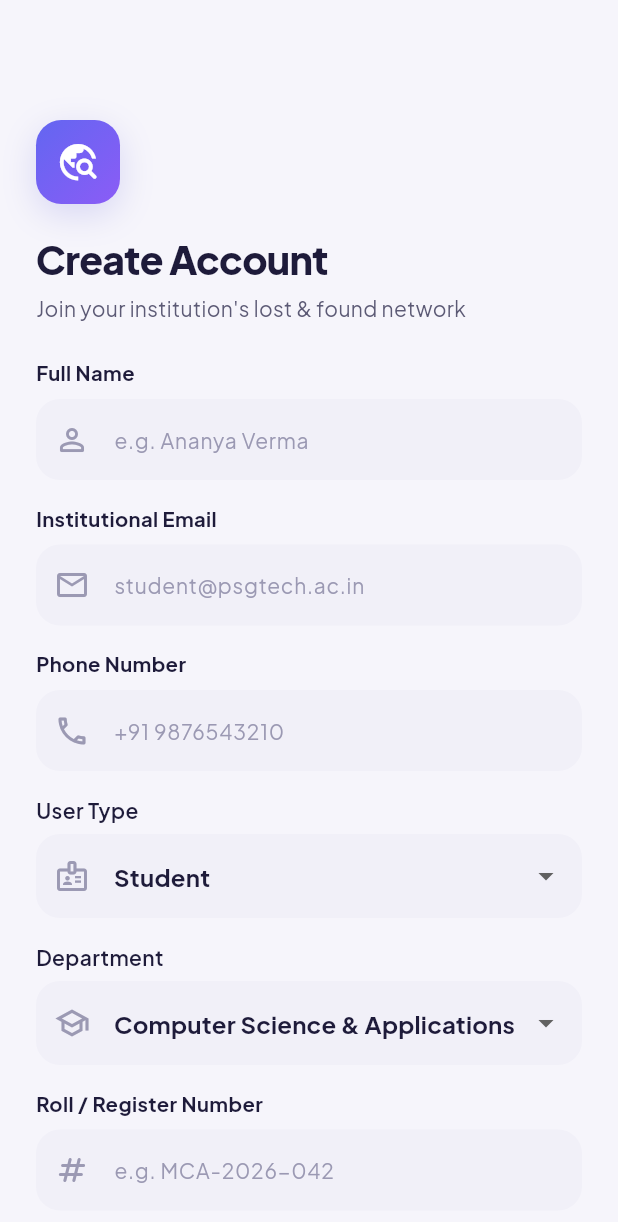
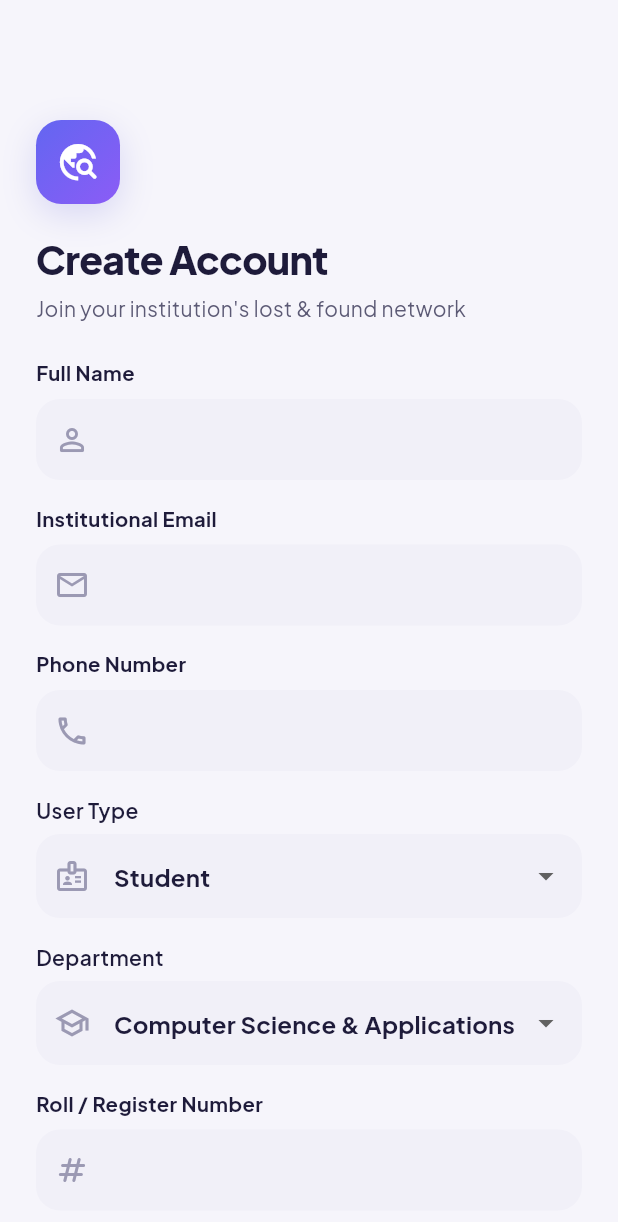
Before and after one commit to ShreeNivetha098/ReClaim, a Flutter app: the RegisterScreen screen opened by its route, on a phone screen of 412 x 824 dp. Shown: the top 1222 px of the screen. Run offline on Flutter 3.47's test engine with Material 3 defaults, Android fonts, the phone set to English and light mode, and no system bars; our stand-ins replace cached_network_image, cloud_firestore, firebase_auth, firebase_core, flutter_local_notifications, flutter_riverpod and 3 more; accounts and stored records are empty.

Commit message:
Remove form placeholders and the match score breakdown
- Sign-up and login fields no longer show example placeholder text.
- Possible matches no longer shows the per-attribute score breakdown;
  only the overall match percentage.
- Tapping a possible match opens the found item's full report, so the
  owner can check it before claiming.

Co-Authored-By: Claude Opus 5.5 <noreply@anthropic.com>

```diff
--- a/lib/features/authentication/presentation/login_screen.dart
+++ b/lib/features/authentication/presentation/login_screen.dart
@@ -100,7 +100,6 @@ class _LoginScreenState extends ConsumerState<LoginScreen> {
                   // Email Field
                   CustomTextField(
                     label: 'Institutional Email',
-                    hint: 'student@psgtech.ac.in',
                     controller: _emailController,
                     keyboardType: TextInputType.emailAddress,
                     prefixIcon: const Icon(Icons.email_outlined),
@@ -123,7 +122,6 @@ class _LoginScreenState extends ConsumerState<LoginScreen> {
                   // Password Field
                   CustomTextField(
                     label: 'Password',
-                    hint: '••••••••',
                     controller: _passwordController,
                     obscureText: _obscurePassword,
                     prefixIcon: const Icon(Icons.lock_outline_rounded),
--- a/lib/features/authentication/presentation/register_screen.dart
+++ b/lib/features/authentication/presentation/register_screen.dart
@@ -242,7 +242,6 @@ class _RegisterScreenState extends ConsumerState<RegisterScreen> {
                 // Full Name
                 CustomTextField(
                   label: 'Full Name',
-                  hint: 'e.g. Ananya Verma',
                   controller: _nameController,
                   prefixIcon: const Icon(Icons.person_outline_rounded),
                   validator: (val) => val == null || val.trim().isEmpty ? 'Please enter your full name' : null,
@@ -252,7 +251,6 @@ class _RegisterScreenState extends ConsumerState<RegisterScreen> {
                 // Institutional Email
                 CustomTextField(
                   label: 'Institutional Email',
-                  hint: 'student@psgtech.ac.in',
                   controller: _emailController,
                   keyboardType: TextInputType.emailAddress,
                   prefixIcon: const Icon(Icons.email_outlined),
@@ -275,7 +273,6 @@ class _RegisterScreenState extends ConsumerState<RegisterScreen> {
                 // Phone Number
                 CustomTextField(
                   label: 'Phone Number',
-                  hint: '+91 9876543210',
                   controller: _phoneController,
                   keyboardType: TextInputType.phone,
                   prefixIcon: const Icon(Icons.phone_outlined),
@@ -427,7 +424,6 @@ class _RegisterScreenState extends ConsumerState<RegisterScreen> {
                 // Roll Number / Staff ID
                 CustomTextField(
                   label: _selectedRole == 'Student' ? 'Roll / Register Number' : 'Employee ID',
-                  hint: _selectedRole == 'Student' ? 'e.g. MCA-2026-042' : 'e.g. EMP-904',
                   controller: _rollNumberController,
                   prefixIcon: const Icon(Icons.numbers_rounded),
                   validator: (val) => val == null || val.trim().isEmpty ? 'Please enter Roll/ID number' : null,
@@ -437,7 +433,6 @@ class _RegisterScreenState extends ConsumerState<RegisterScreen> {
                 // Password
                 CustomTextField(
                   label: 'Password',
-                  hint: '••••••••',
                   controller: _passwordController,
                   obscureText: _obscurePassword,
                   prefixIcon: const Icon(Icons.lock_outline_rounded),
@@ -456,7 +451,6 @@ class _RegisterScreenState extends ConsumerState<RegisterScreen> {
                 // Confirm Password
                 CustomTextField(
                   label: 'Confirm Password',
-                  hint: '••••••••',
                   controller: _confirmPasswordController,
                   obscureText: _obscureConfirmPassword,
                   prefixIcon: const Icon(Icons.lock_reset_rounded),
```
Also changed, not shown: lib/features/matching/presentation/potential_matches_screen.dart (+16 -61 lines).
